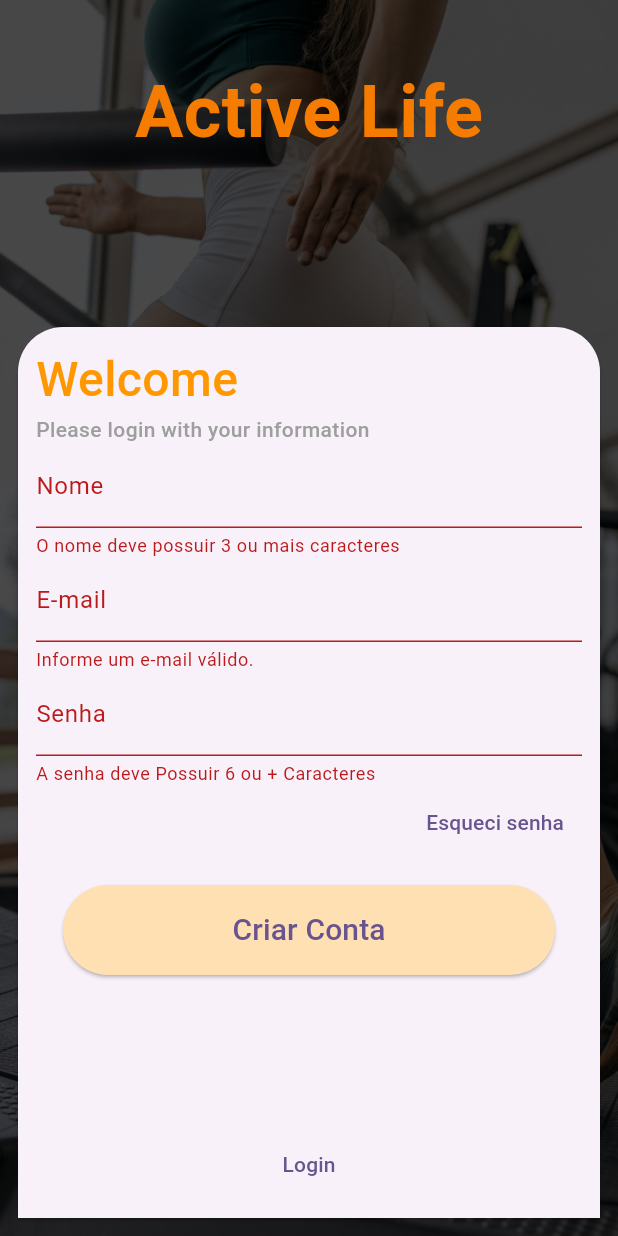
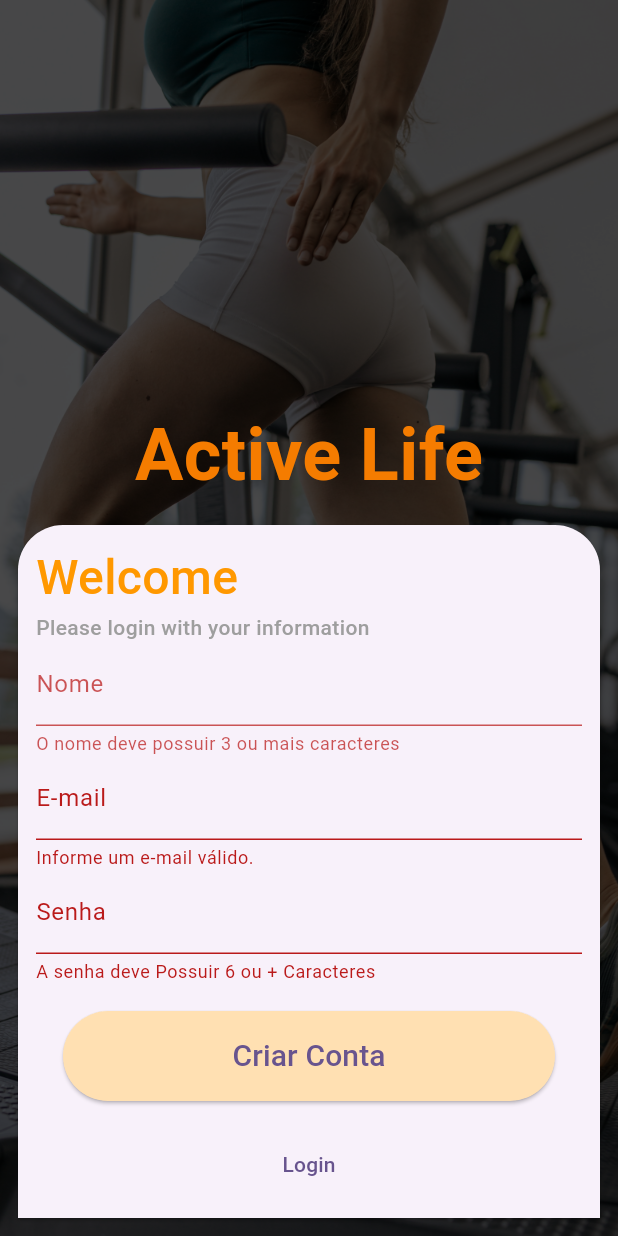
Before and after one commit to iagocarvalho07/activitelifeF, a Flutter app: the screen it shows after launch, after a tap on "Login", after a tap on "Criar Conta", on a phone screen of 412 x 824 dp. Run offline on Flutter 3.47's test engine with Material 2 defaults, Android fonts, the phone set to English and light mode, and no system bars.

Commit message:
finesh Login amimation

```diff
--- a/lib/ui/screens/authentication/loginscreen/login_screen.dart
+++ b/lib/ui/screens/authentication/loginscreen/login_screen.dart
@@ -39,6 +39,8 @@ class _LoginScreenState extends State<LoginScreen> {
           Container(
             width: double.infinity,
             height: double.infinity,
+            child: SingleChildScrollView(
+              reverse: true,
               child: Column(
                 mainAxisAlignment: MainAxisAlignment.spaceBetween,
                 children: [
@@ -58,6 +60,7 @@ class _LoginScreenState extends State<LoginScreen> {
                 ],
               ),
             ),
+          ),
         ],
       ),
     );
--- a/lib/ui/widgets/auth_login_form.dart
+++ b/lib/ui/widgets/auth_login_form.dart
@@ -23,6 +23,10 @@ class _AuthLoginFormState extends State<AuthLoginForm>
   double opacityLevel = 0.0;
   double opacityLevelLogin = 1.0;
 
+  AnimationController? _controller;
+  Animation<double>? _opacityAnimation;
+  Animation<Offset>? _slideAnimation;
+
   void _changeOpacity() {
     setState(() => opacityLevel = opacityLevel == 0 ? 1.0 : 0.0);
     setState(() => opacityLevelLogin = opacityLevelLogin == 0 ? 1.0 : 0.0);
@@ -33,6 +37,48 @@ class _AuthLoginFormState extends State<AuthLoginForm>
     // Clean up the controller when the widget is disposed.
     _myFormControler.dispose();
     super.dispose();
+  }
+
+  @override
+  void initState() {
+    super.initState();
+
+    _controller = AnimationController(
+      vsync: this,
+      duration: const Duration(
+        milliseconds: 300,
+      ),
+    );
+
+    _opacityAnimation = Tween(
+      begin: 0.0,
+      end: 1.0,
+    ).animate(
+      CurvedAnimation(
+        parent: _controller!,
+        curve: Curves.linear,
+      ),
+    );
+
+    _slideAnimation = Tween<Offset>(
+      begin: const Offset(0, -1.5),
+      end: const Offset(0, 0),
+    ).animate(
+      CurvedAnimation(
+        parent: _controller!,
+        curve: Curves.linear,
+      ),
+    );
+  }
+
+  void _switchAuthMode() {
+    setState(() {
+      if (_authForData.islogin) {
+        _controller?.forward();
+      } else {
+        _controller?.reverse();
+      }
+    });
   }
 
   @override
@@ -82,16 +128,27 @@ class _AuthLoginFormState extends State<AuthLoginForm>
                       key: _formKey,
                       child: Column(
                         children: [
-                          // if (_authForData.isSingUp)
-                          AnimatedOpacity(
+                          AnimatedContainer(
+                            constraints: BoxConstraints(
+                              minHeight: _authForData.islogin ? 0 : 60,
+                              maxHeight: _authForData.islogin ? 0 : 120,
+                            ),
+                            duration: const Duration(seconds: 1),
+                            curve: Curves.linear,
+                            child: FadeTransition(
+                              opacity: _opacityAnimation!,
+                              child: SlideTransition(
+                                position: _slideAnimation!,
+                                child: AnimatedOpacity(
                                   opacity: opacityLevel,
-                            duration: Duration(seconds: 1),
+                                  duration: Duration(milliseconds: 1500),
                                   child: TextFormField(
                                     key: const ValueKey("Name"),
                                     initialValue: _authForData.name,
-                              onChanged: (name) => _authForData.name = name,
-                              decoration:
-                                  const InputDecoration(labelText: 'Nome'),
+                                    onChanged: (name) =>
+                                        _authForData.name = name,
+                                    decoration: const InputDecoration(
+                                        labelText: 'Nome'),
                                     validator: (_name) {
                                       final name = _name ?? '';
                                       if (name.trim().length < 3) {
@@ -99,6 +156,9 @@ class _AuthLoginFormState extends State<AuthLoginForm>
                                       }
                                       return null;
                                     },
+                                  ),
+                                ),
+                              ),
                             ),
                           ),
                           TextFormField(
@@ -133,6 +193,7 @@ class _AuthLoginFormState extends State<AuthLoginForm>
                               return null;
                             },
                           ),
+                          if (_authForData.islogin)
                             Row(
                               mainAxisAlignment: MainAxisAlignment.end,
                               children: [
@@ -164,10 +225,15 @@ class _AuthLoginFormState extends State<AuthLoginForm>
                               ),
                             ),
                           ),
-                          // if (_authForData.islogin)
-                          AnimatedOpacity(
+                          AnimatedContainer(
+                            constraints: BoxConstraints(
+                              minHeight: _authForData.islogin ? 60 : 0,
+                              maxHeight: _authForData.islogin ? 90 : 0,
+                            ),
+                            duration: const Duration(seconds: 1),
+                            child: AnimatedOpacity(
                               opacity: opacityLevelLogin,
-                            duration: Duration(seconds: 1),
+                              duration: const Duration(milliseconds: 2000),
                               child: Column(
                                 children: [
                                   const Text("or Login with"),
@@ -186,6 +252,7 @@ class _AuthLoginFormState extends State<AuthLoginForm>
                                   )
                                 ],
                               ),
+                            ),
                           )
                         ],
                       ),
@@ -195,6 +262,7 @@ class _AuthLoginFormState extends State<AuthLoginForm>
                       children: [
                         TextButton(
                             onPressed: () {
+                              _switchAuthMode();
                               _changeOpacity();
                               setState(
                                 () => _authForData.toogleAuthMode(),
```
Lines whose indentation alone changed are shown as unchanged.
